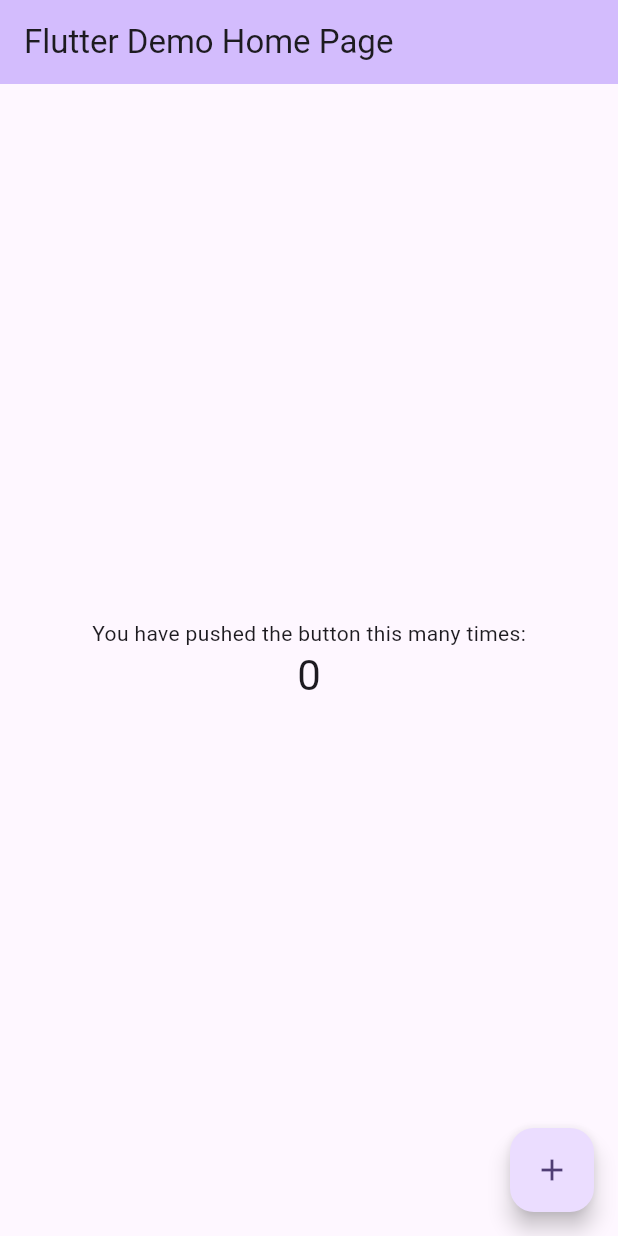
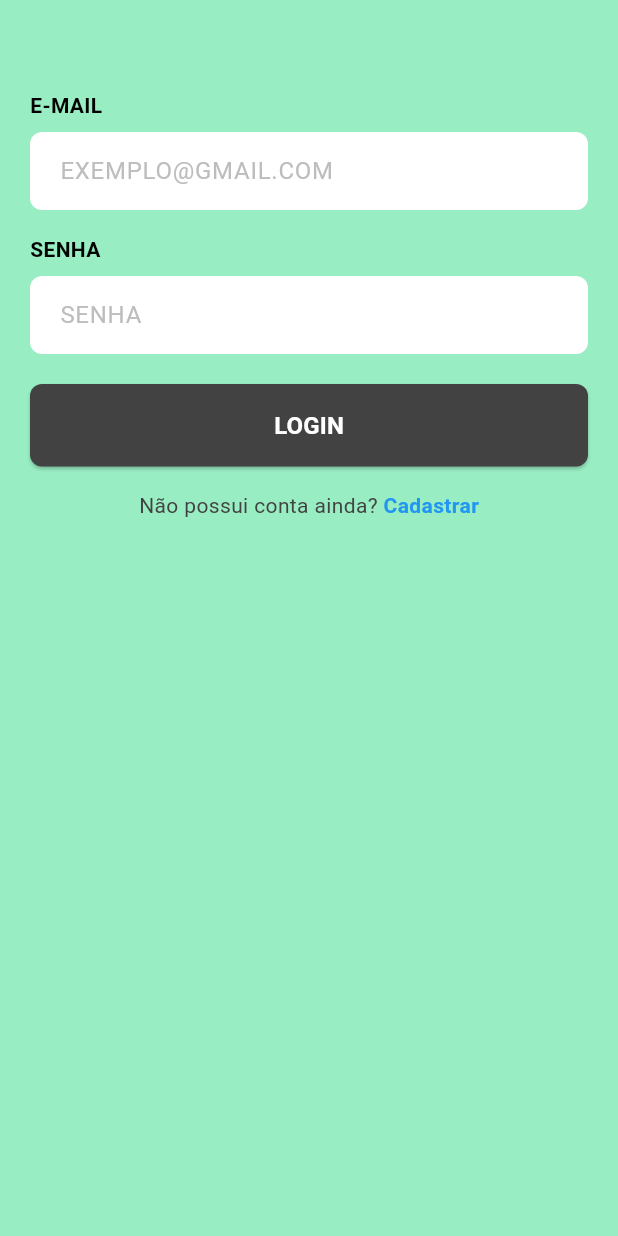
Before and after one commit to Turzzzin/app_nutricao_flutter, a Flutter app: the screen it shows after launch, on a phone screen of 412 x 824 dp. Run offline on Flutter 3.47's test engine with Material 3 defaults, Android fonts, the phone set to English and light mode, and no system bars.

Commit message:
Tela inicial de login (Não funcional)

```diff
--- a/lib/main.dart
+++ b/lib/main.dart
@@ -1,125 +1,108 @@
 import 'package:flutter/material.dart';
+import './utils/custom_text_field.dart'; // Import the custom text field
 
 void main() {
-  runApp(const MyApp());
+  runApp(MaterialApp(
+    home: LoginScreen(),
+  ));
 }
 
-class MyApp extends StatelessWidget {
-  const MyApp({super.key});
+class LoginScreen extends StatelessWidget {
+  final TextEditingController emailController = TextEditingController();
+  final TextEditingController passwordController = TextEditingController();
 
-  // This widget is the root of your application.
-  @override
-  Widget build(BuildContext context) {
-    return MaterialApp(
-      title: 'Flutter Demo',
-      theme: ThemeData(
-        // This is the theme of your application.
-        //
-        // TRY THIS: Try running your application with "flutter run". You'll see
-        // the application has a purple toolbar. Then, without quitting the app,
-        // try changing the seedColor in the colorScheme below to Colors.green
-        // and then invoke "hot reload" (save your changes or press the "hot
-        // reload" button in a Flutter-supported IDE, or press "r" if you used
-        // the command line to start the app).
-        //
-        // Notice that the counter didn't reset back to zero; the application
-        // state is not lost during the reload. To reset the state, use hot
-        // restart instead.
-        //
-        // This works for code too, not just values: Most code changes can be
-        // tested with just a hot reload.
-        colorScheme: ColorScheme.fromSeed(seedColor: Colors.deepPurple),
-        useMaterial3: true,
-      ),
-      home: const MyHomePage(title: 'Flutter Demo Home Page'),
-    );
-  }
-}
-
-class MyHomePage extends StatefulWidget {
-  const MyHomePage({super.key, required this.title});
-
-  // This widget is the home page of your application. It is stateful, meaning
-  // that it has a State object (defined below) that contains fields that affect
-  // how it looks.
-
-  // This class is the configuration for the state. It holds the values (in this
-  // case the title) provided by the parent (in this case the App widget) and
-  // used by the build method of the State. Fields in a Widget subclass are
-  // always marked "final".
-
-  final String title;
-
-  @override
-  State<MyHomePage> createState() => _MyHomePageState();
-}
-
-class _MyHomePageState extends State<MyHomePage> {
-  int _counter = 0;
-
-  void _incrementCounter() {
-    setState(() {
-      // This call to setState tells the Flutter framework that something has
-      // changed in this State, which causes it to rerun the build method below
-      // so that the display can reflect the updated values. If we changed
-      // _counter without calling setState(), then the build method would not be
-      // called again, and so nothing would appear to happen.
-      _counter++;
-    });
-  }
+  LoginScreen({super.key});
 
   @override
   Widget build(BuildContext context) {
-    // This method is rerun every time setState is called, for instance as done
-    // by the _incrementCounter method above.
-    //
-    // The Flutter framework has been optimized to make rerunning build methods
-    // fast, so that you can just rebuild anything that needs updating rather
-    // than having to individually change instances of widgets.
     return Scaffold(
-      appBar: AppBar(
-        // TRY THIS: Try changing the color here to a specific color (to
-        // Colors.amber, perhaps?) and trigger a hot reload to see the AppBar
-        // change color while the other colors stay the same.
-        backgroundColor: Theme.of(context).colorScheme.inversePrimary,
-        // Here we take the value from the MyHomePage object that was created by
-        // the App.build method, and use it to set our appbar title.
-        title: Text(widget.title),
+      backgroundColor: const Color(0xFF98EDC3),
+      body: SafeArea(
+        child: Padding(
+          padding: const EdgeInsets.all(20.0),
+          child: Column(
+            crossAxisAlignment: CrossAxisAlignment.stretch,
+            children: [
+              const SizedBox(height: 40),
+              const Text(
+                'E-MAIL',
+                style: TextStyle(
+                  color: Colors.black,
+                  fontSize: 14,
+                  fontWeight: FontWeight.bold,
                 ),
-      body: Center(
-        // Center is a layout widget. It takes a single child and positions it
-        // in the middle of the parent.
-        child: Column(
-          // Column is also a layout widget. It takes a list of children and
-          // arranges them vertically. By default, it sizes itself to fit its
-          // children horizontally, and tries to be as tall as its parent.
-          //
-          // Column has various properties to control how it sizes itself and
-          // how it positions its children. Here we use mainAxisAlignment to
-          // center the children vertically; the main axis here is the vertical
-          // axis because Columns are vertical (the cross axis would be
-          // horizontal).
-          //
-          // TRY THIS: Invoke "debug painting" (choose the "Toggle Debug Paint"
-          // action in the IDE, or press "p" in the console), to see the
-          // wireframe for each widget.
+              ),
+              const SizedBox(height: 8),
+              CustomTextField(
+                controller: emailController,
+                hintText: 'EXEMPLO@GMAIL.COM',
+              ),
+              const SizedBox(height: 16),
+              const Text(
+                'SENHA',
+                style: TextStyle(
+                  color: Colors.black,
+                  fontSize: 14,
+                  fontWeight: FontWeight.bold,
+                ),
+              ),
+              const SizedBox(height: 8),
+              CustomTextField(
+                controller: passwordController,
+                hintText: 'SENHA',
+                obscureText: true,
+              ),
+              const SizedBox(height: 20),
+              ElevatedButton(
+                onPressed: () {
+                  // Add login logic here
+                },
+                style: ElevatedButton.styleFrom(
+                  backgroundColor: Colors.grey[800],
+                  padding: const EdgeInsets.symmetric(vertical: 16),
+                  shape: RoundedRectangleBorder(
+                    borderRadius: BorderRadius.circular(8),
+                  ),
+                ),
+                child: const Text(
+                  'LOGIN',
+                  style: TextStyle(
+                    color: Colors.white,
+                    fontSize: 16,
+                    fontWeight: FontWeight.bold,
+                  ),
+                ),
+              ),
+              const SizedBox(height: 16),
+              Row(
                 mainAxisAlignment: MainAxisAlignment.center,
-          children: <Widget>[
-            const Text(
-              'You have pushed the button this many times:',
+                children: [
+                  Text(
+                    'Não possui conta ainda? ',
+                    style: TextStyle(
+                      color: Colors.grey[800],
+                      fontSize: 14,
                     ),
-            Text(
-              '$_counter',
-              style: Theme.of(context).textTheme.headlineMedium,
+                  ),
+                  GestureDetector(
+                    onTap: () {
+                      // Add navigation to registration screen
+                    },
+                    child: const Text(
+                      'Cadastrar',
+                      style: TextStyle(
+                        color: Colors.blue,
+                        fontSize: 14,
+                        fontWeight: FontWeight.bold,
+                      ),
+                    ),
+                  ),
+                ],
               ),
             ],
           ),
         ),
-      floatingActionButton: FloatingActionButton(
-        onPressed: _incrementCounter,
-        tooltip: 'Increment',
-        child: const Icon(Icons.add),
-      ), // This trailing comma makes auto-formatting nicer for build methods.
+      ),
     );
   }
 }
--- /dev/null
+++ b/lib/utils/custom_text_field.dart
@@ -0,0 +1,39 @@
+// custom_text_field.dart
+import 'package:flutter/material.dart';
+
+class CustomTextField extends StatelessWidget {
+  final TextEditingController controller;
+  final String hintText;
+  final bool obscureText;
+
+  const CustomTextField({
+    Key? key,
+    required this.controller,
+    required this.hintText,
+    this.obscureText = false,
+  }) : super(key: key);
+
+  @override
+  Widget build(BuildContext context) {
+    return TextField(
+      controller: controller,
+      obscureText: obscureText,
+      decoration: InputDecoration(
+        filled: true,
+        fillColor: Colors.white,
+        hintText: hintText,
+        hintStyle: TextStyle(
+          color: Colors.grey[400],
+        ),
+        border: OutlineInputBorder(
+          borderRadius: BorderRadius.circular(8),
+          borderSide: BorderSide.none,
+        ),
+        contentPadding: const EdgeInsets.symmetric(
+          horizontal: 16,
+          vertical: 14,
+        ),
+      ),
+    );
+  }
+}
```
Lines whose indentation alone changed are shown as unchanged.
